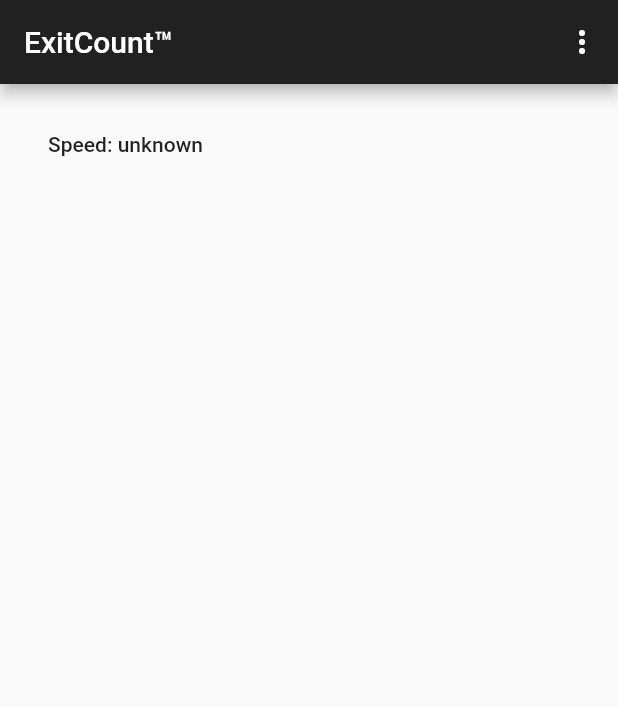
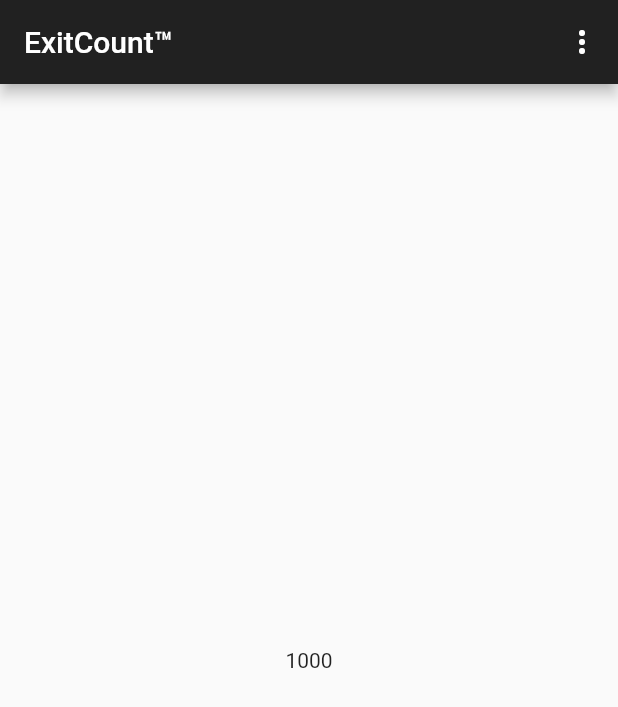
Before and after one commit to BenLussier/exitcount, a Flutter app: the screen it shows after launch, on a phone screen of 412 x 824 dp. Shown: the top 707 px of the screen. Run offline on Flutter 3.47's test engine with Material 2 defaults, Android fonts, the phone set to English and light mode, and no system bars; our stand-ins replace flutter_bloc, geolocator, hydrated_bloc, location, settings_ui.

Commit message:
app settings apparently working

```diff
--- /dev/null
+++ b/lib/app_settings.dart
@@ -0,0 +1,5 @@
+class AppSettings {
+  int smGroupDistance;
+
+  AppSettings({this.smGroupDistance = 1000});
+}
--- /dev/null
+++ b/lib/app_settings_cubit.dart
@@ -0,0 +1,19 @@
+import 'package:hydrated_bloc/hydrated_bloc.dart';
+
+import 'app_settings.dart';
+
+class AppSettingsCubit extends HydratedCubit<AppSettings> {
+  AppSettingsCubit() : super(AppSettings());
+
+  @override
+  AppSettings fromJson(Map<String, dynamic> json) =>
+      AppSettings(smGroupDistance: json['smGroupDistance']);
+
+  @override
+  Map<String, dynamic> toJson(AppSettings state) =>
+      {'smGroupDistance': state.smGroupDistance};
+
+  void setAppSettings(AppSettings appSettings) {
+    emit(appSettings);
+  }
+}
--- a/lib/home_page.dart
+++ b/lib/home_page.dart
@@ -1,4 +1,7 @@
 import 'package:flutter/material.dart';
+import 'package:flutter_bloc/flutter_bloc.dart';
+import 'app_settings.dart';
+import 'app_settings_cubit.dart';
 import 'more_menu.dart';
 import 'speed.dart';
 
@@ -21,12 +24,20 @@ class _MyHomePageState extends State<MyHomePage> {
           actions: <Widget>[
             MoreMenu(),
           ]),
-      body: Container(
-        padding: const EdgeInsets.all(32),
-        child: Column(children: <Widget>[
-          SpeedWidget(),
-        ]),
+      body: BlocBuilder<AppSettingsCubit, AppSettings>(
+        builder: (context, state) {
+          return Center(
+            child: Text(state.smGroupDistance.toString()),
+          );
+        },
       ),
     );
   }
 }
+
+// body: Container(
+//         padding: const EdgeInsets.all(32),
+//         child: Column(children: <Widget>[
+//           SpeedWidget(),
+//         ]),
+//       ),
--- a/lib/main.dart
+++ b/lib/main.dart
@@ -1,6 +1,9 @@
 import 'package:flutter/material.dart';
 import 'package:flutter/services.dart';
+import 'package:flutter_bloc/flutter_bloc.dart';
 import 'package:hydrated_bloc/hydrated_bloc.dart';
+
+import 'app_settings_cubit.dart';
 
 import 'home_page.dart';
 import 'settings_page.dart';
@@ -17,7 +20,9 @@ class MyApp extends StatelessWidget {
   // This widget is the root of your application.
   @override
   Widget build(BuildContext context) {
-    return MaterialApp(
+    return BlocProvider(
+      create: (_) => AppSettingsCubit(),
+      child: MaterialApp(
         title: 'ExitCount™',
         debugShowCheckedModeBanner: false,
         theme: ThemeData.light(),
@@ -25,6 +30,8 @@ class MyApp extends StatelessWidget {
         routes: {
           '/': (context) => MyHomePage(),
           '/settings': (context) => SettingsPage(),
-        });
+        },
+      ),
+    );
   }
 }
--- a/pubspec.yaml
+++ b/pubspec.yaml
@@ -26,6 +26,7 @@ dependencies:
   geolocator: ^6.1.8
   location: ^3.1.0
   settings_ui: ^0.5.0
+  flutter_bloc: ^6.1.1
   hydrated_bloc: ^6.1.0
 
   # The following adds the Cupertino Icons font to your application.
```
Also changed, not shown: lib/settings_page.dart (+35 -0 lines), lib/theme_cubit.dart (deleted, +0 -26 lines), pubspec.lock.
